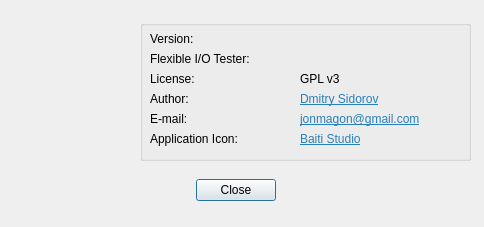
Above: src/about.ui from JonMagon/KDiskMark before the change. Below: the same form after it.
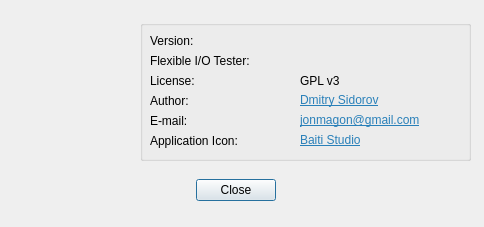
That is the form after the change. Icons and pictures are not drawn.

Commit message: Fix labels height in about window

Diff of the .ui file:
```diff
--- a/src/about.ui
+++ b/src/about.ui
@@ -55,7 +55,7 @@
       <x>10</x>
       <y>10</y>
       <width>141</width>
-      <height>18</height>
+      <height>21</height>
      </rect>
     </property>
     <property name="text">
@@ -68,7 +68,7 @@
       <x>160</x>
       <y>10</y>
       <width>161</width>
-      <height>18</height>
+      <height>21</height>
      </rect>
     </property>
     <property name="text">
@@ -81,7 +81,7 @@
       <x>10</x>
       <y>50</y>
       <width>141</width>
-      <height>18</height>
+      <height>21</height>
      </rect>
     </property>
     <property name="text">
@@ -94,7 +94,7 @@
       <x>160</x>
       <y>50</y>
       <width>161</width>
-      <height>18</height>
+      <height>21</height>
      </rect>
     </property>
     <property name="text">
@@ -107,7 +107,7 @@
       <x>10</x>
       <y>70</y>
       <width>141</width>
-      <height>18</height>
+      <height>21</height>
      </rect>
     </property>
     <property name="text">
@@ -120,7 +120,7 @@
       <x>160</x>
       <y>70</y>
       <width>161</width>
-      <height>18</height>
+      <height>21</height>
      </rect>
     </property>
     <property name="text">
@@ -139,7 +139,7 @@
       <x>10</x>
       <y>90</y>
       <width>141</width>
-      <height>18</height>
+      <height>21</height>
      </rect>
     </property>
     <property name="text">
@@ -152,7 +152,7 @@
       <x>160</x>
       <y>90</y>
       <width>161</width>
-      <height>18</height>
+      <height>21</height>
      </rect>
     </property>
     <property name="text">
@@ -171,7 +171,7 @@
       <x>10</x>
       <y>30</y>
       <width>141</width>
-      <height>18</height>
+      <height>21</height>
      </rect>
     </property>
     <property name="text">
@@ -184,7 +184,7 @@
       <x>160</x>
       <y>30</y>
       <width>161</width>
-      <height>18</height>
+      <height>21</height>
      </rect>
     </property>
     <property name="text">
@@ -197,7 +197,7 @@
       <x>10</x>
       <y>110</y>
       <width>141</width>
-      <height>18</height>
+      <height>21</height>
      </rect>
     </property>
     <property name="text">
@@ -210,7 +210,7 @@
       <x>160</x>
       <y>110</y>
       <width>161</width>
-      <height>18</height>
+      <height>21</height>
      </rect>
     </property>
     <property name="text">
```
Left out of the diff: 10 changed lines with no effect on the pictures.
